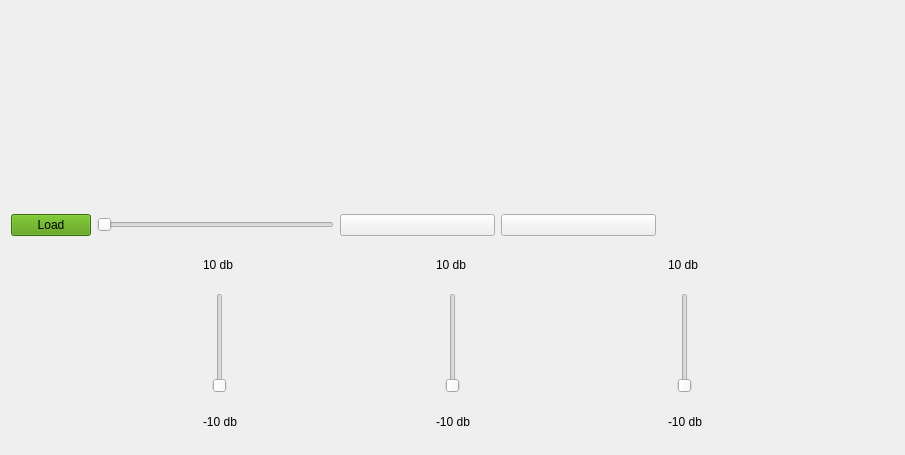
Above: src/ui/equalizer.ui from Omarmansour557/Musical-Instrument-Equalizer before the change. Below: the same form after it.
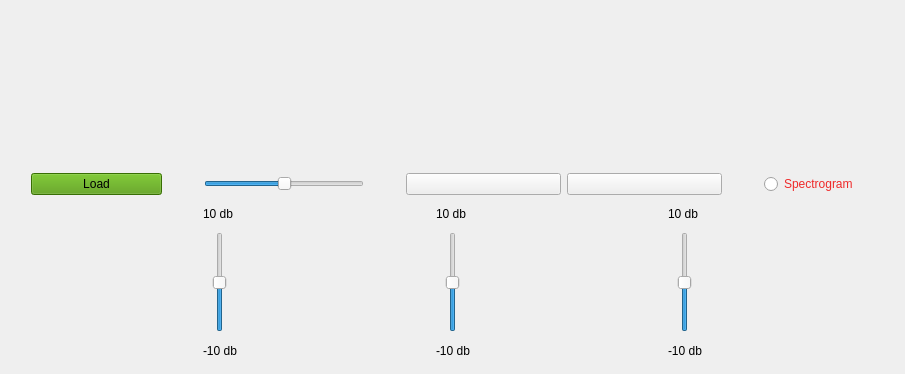
That is the form after the change.

```diff
--- a/src/ui/equalizer.ui
+++ b/src/ui/equalizer.ui
@@ -7,7 +7,7 @@
     <x>0</x>
     <y>0</y>
     <width>905</width>
-    <height>455</height>
+    <height>374</height>
    </rect>
   </property>
   <property name="windowTitle">
@@ -56,8 +56,27 @@
      </item>
      <item>
       <layout class="QHBoxLayout" name="horizontalLayout_4">
+       <item>
+        <spacer name="horizontalSpacer_6">
+         <property name="orientation">
+          <enum>Qt::Horizontal</enum>
+         </property>
+         <property name="sizeHint" stdset="0">
+          <size>
+           <width>24</width>
+           <height>20</height>
+          </size>
+         </property>
+        </spacer>
+       </item>
        <item>
         <widget class="QPushButton" name="LoadButton">
+         <property name="minimumSize">
+          <size>
+           <width>131</width>
+           <height>0</height>
+          </size>
+         </property>
          <property name="maximumSize">
           <size>
            <width>100</width>
@@ -75,8 +94,27 @@
          </property>
         </widget>
        </item>
+       <item>
+        <spacer name="horizontalSpacer_9">
+         <property name="orientation">
+          <enum>Qt::Horizontal</enum>
+         </property>
+         <property name="sizeHint" stdset="0">
+          <size>
+           <width>40</width>
+           <height>20</height>
+          </size>
+         </property>
+        </spacer>
+       </item>
        <item>
         <widget class="QSlider" name="VolumeSlider">
+         <property name="minimumSize">
+          <size>
+           <width>160</width>
+           <height>0</height>
+          </size>
+         </property>
          <property name="maximumSize">
           <size>
            <width>237</width>
@@ -86,11 +124,36 @@
          <property name="cursor">
           <cursorShape>ClosedHandCursor</cursorShape>
          </property>
+         <property name="minimum">
+          <number>-5</number>
+         </property>
+         <property name="maximum">
+          <number>7</number>
+         </property>
+         <property name="value">
+          <number>1</number>
+         </property>
          <property name="orientation">
           <enum>Qt::Horizontal</enum>
          </property>
         </widget>
        </item>
+       <item>
+        <layout class="QHBoxLayout" name="SpeakerIcon"/>
+       </item>
+       <item>
+        <spacer name="horizontalSpacer_7">
+         <property name="orientation">
+          <enum>Qt::Horizontal</enum>
+         </property>
+         <property name="sizeHint" stdset="0">
+          <size>
+           <width>40</width>
+           <height>20</height>
+          </size>
+         </property>
+        </spacer>
+       </item>
        <item>
         <widget class="QPushButton" name="PlayButton">
          <property name="minimumSize">
@@ -135,6 +198,33 @@
          </property>
         </widget>
        </item>
+       <item>
+        <spacer name="horizontalSpacer_8">
+         <property name="orientation">
+          <enum>Qt::Horizontal</enum>
+         </property>
+         <property name="sizeHint" stdset="0">
+          <size>
+           <width>40</width>
+           <height>20</height>
+          </size>
+         </property>
+        </spacer>
+       </item>
+       <item>
+        <widget class="QRadioButton" name="SpectrogramRadioBtn">
+         <property name="cursor">
+          <cursorShape>PointingHandCursor</cursorShape>
+         </property>
+         <property name="styleSheet">
+          <string notr="true">color: rgb(239, 41, 41);
+font: 75 italic 13pt &quot;Ubuntu Condensed&quot;;</string>
+         </property>
+         <property name="text">
+          <string>Spectrogram</string>
+         </property>
+        </widget>
+       </item>
        <item>
         <spacer name="horizontalSpacer_5">
          <property name="orientation">
@@ -178,7 +268,7 @@
           </widget>
          </item>
          <item alignment="Qt::AlignHCenter">
-          <widget class="QSlider" name="GuitarSlider">
+          <widget class="QSlider" name="PianoSlider">
            <property name="minimumSize">
             <size>
              <width>0</width>
@@ -194,6 +284,12 @@
            <property name="cursor">
             <cursorShape>ClosedHandCursor</cursorShape>
            </property>
+           <property name="minimum">
+            <number>-10</number>
+           </property>
+           <property name="maximum">
+            <number>10</number>
+           </property>
            <property name="orientation">
             <enum>Qt::Vertical</enum>
            </property>
@@ -234,7 +330,7 @@
           </widget>
          </item>
          <item alignment="Qt::AlignHCenter">
-          <widget class="QSlider" name="PianoSlider">
+          <widget class="QSlider" name="SnareSlider">
            <property name="minimumSize">
             <size>
              <width>0</width>
@@ -250,6 +346,12 @@
            <property name="cursor">
             <cursorShape>ClosedHandCursor</cursorShape>
            </property>
+           <property name="minimum">
+            <number>-10</number>
+           </property>
+           <property name="maximum">
+            <number>10</number>
+           </property>
            <property name="orientation">
             <enum>Qt::Vertical</enum>
            </property>
@@ -300,6 +402,12 @@
            <property name="cursor">
             <cursorShape>ClosedHandCursor</cursorShape>
            </property>
+           <property name="minimum">
+            <number>-10</number>
+           </property>
+           <property name="maximum">
+            <number>10</number>
+           </property>
            <property name="orientation">
             <enum>Qt::Vertical</enum>
            </property>
```
Left out of the diff: 2 changed lines with no effect on the pictures.
